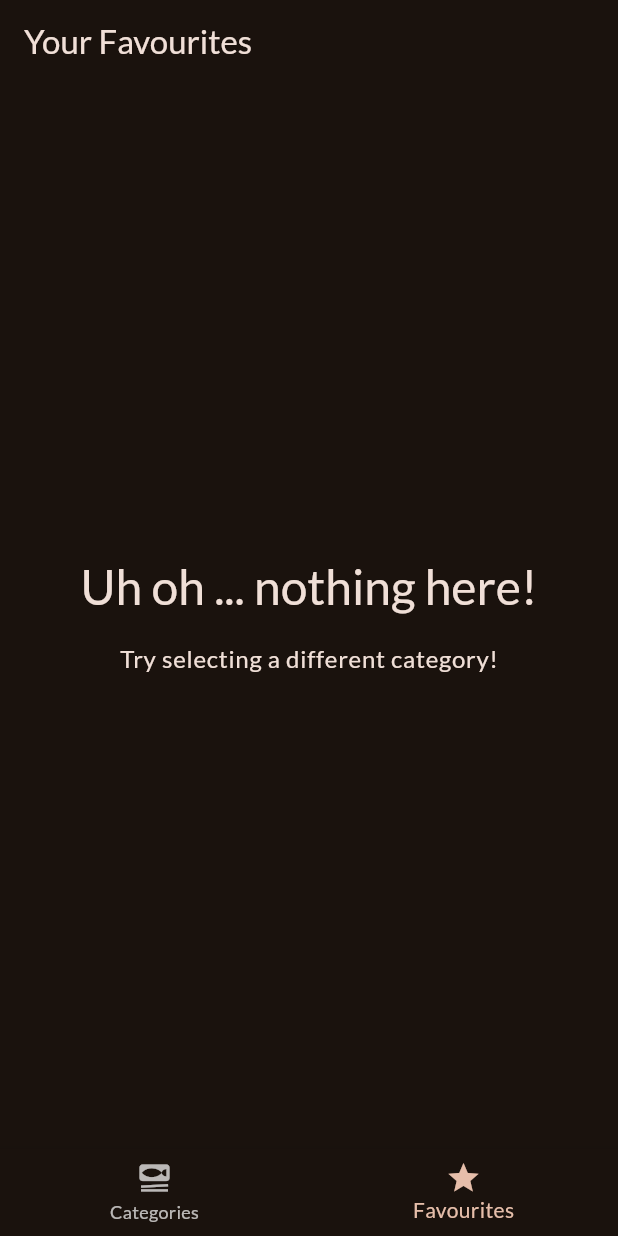
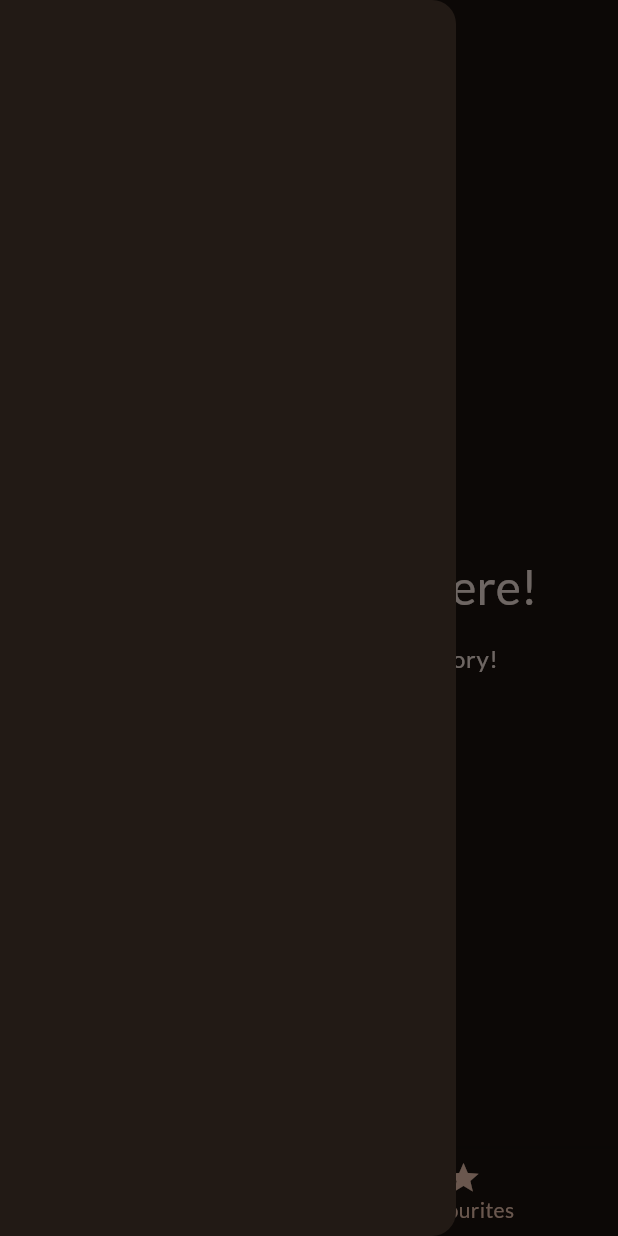
Before and after one commit to cintajay/meals, a Flutter app: the screen it shows after launch, item 2 of the bottom bar chosen, with the side drawer open (before the commit the screen has no drawer), on a phone screen of 412 x 824 dp. Run offline on Flutter 3.47's test engine with Material 3 defaults, Android fonts, the phone set to English and light mode, and no system bars; our stand-ins replace google_fonts, transparent_image.

```diff
--- a/lib/screens/categories.dart
+++ b/lib/screens/categories.dart
@@ -22,9 +22,6 @@ class CategoriesScreen extends StatelessWidget {
   @override
   Widget build(BuildContext context) {
     return Scaffold(
-      appBar: AppBar(
-        title: Text("Categories"),
-      ),
       body: GridView(
         padding: EdgeInsets.all(24),
         gridDelegate: SliverGridDelegateWithFixedCrossAxisCount(
--- a/lib/screens/meals.dart
+++ b/lib/screens/meals.dart
@@ -3,10 +3,10 @@ import 'package:meals/models/meal.dart';
 import 'package:meals/widgets/meal_item.dart';
 
 class MealsScreen extends StatelessWidget {
-  const MealsScreen({super.key, required this.meals, required this.title});
+  const MealsScreen({super.key, required this.meals, this.title});
 
   final List<Meal> meals;
-  final String title;
+  final String? title;
 
   @override
   Widget build(BuildContext context) {
@@ -41,9 +41,9 @@ class MealsScreen extends StatelessWidget {
     }
 
     return Scaffold(
-      appBar: AppBar(
-        title: Text(title),
-      ),
+      appBar: title != null ? AppBar(
+        title: Text(title!),
+      ) : null,
       body: body
     );
   }
--- a/lib/screens/tabs.dart
+++ b/lib/screens/tabs.dart
@@ -1,6 +1,7 @@
 import 'package:flutter/material.dart';
 import 'package:meals/screens/categories.dart';
 import 'package:meals/screens/meals.dart';
+import 'package:meals/widgets/drawer.dart';
 
 class TabsScreen extends StatefulWidget {
   const TabsScreen({super.key});
@@ -12,14 +13,17 @@ class TabsScreen extends StatefulWidget {
 class _TabsScreenState extends State<TabsScreen> {
   Widget _content = CategoriesScreen();
   var _currentIndex = 0;
+  var _currentTitle = "Categories";
 
   void _tabClick(index) {
     setState(() {
       _currentIndex = index;
       if (index == 0) {
         _content = CategoriesScreen();
+        _currentTitle = "Categories";
       } else if (index == 1) {
-        _content = MealsScreen(meals: [], title: "Your Favourites");
+        _content = MealsScreen(meals: []);
+        _currentTitle = "Your Favourites";
       }
     });
   }
@@ -27,6 +31,10 @@ class _TabsScreenState extends State<TabsScreen> {
   @override
   Widget build(BuildContext context) {
     return Scaffold(
+      appBar: AppBar(
+        title: Text(_currentTitle),
+      ),
+      drawer: MainDrawer(),
       body: _content,
       bottomNavigationBar: BottomNavigationBar(
         currentIndex: _currentIndex,
--- /dev/null
+++ b/lib/widgets/drawer.dart
@@ -0,0 +1,10 @@
+import 'package:flutter/material.dart';
+
+class MainDrawer extends StatelessWidget {
+  const MainDrawer({super.key});
+
+  @override
+  Widget build(BuildContext context) {
+    return Drawer();
+  }
+}
```
